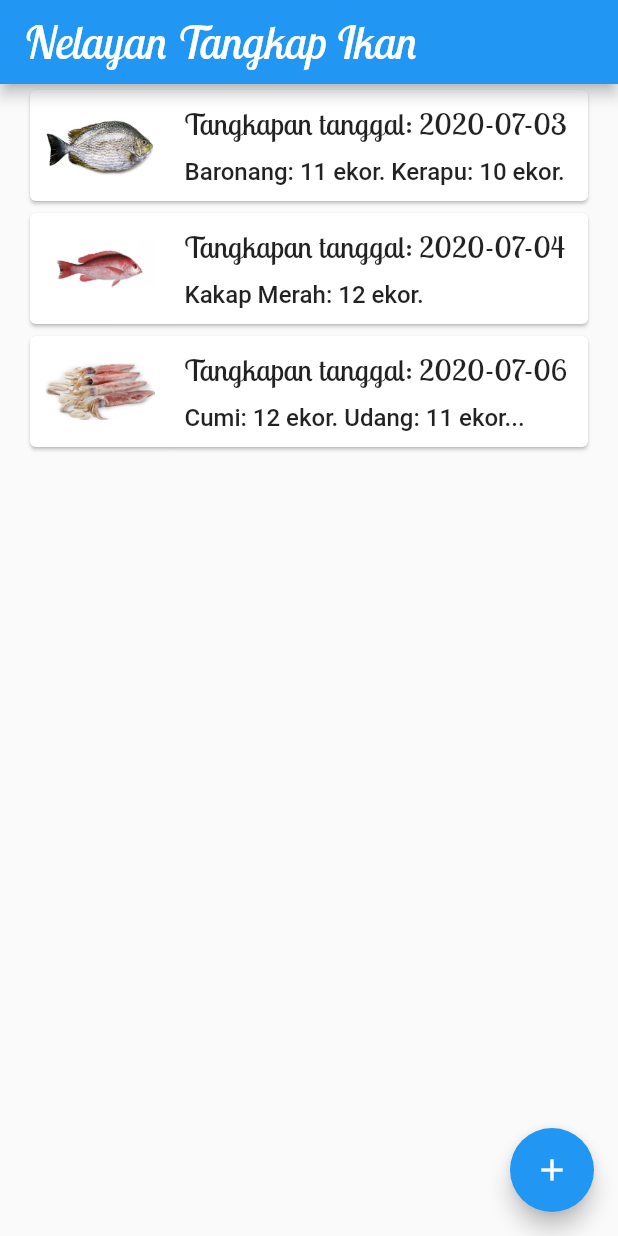
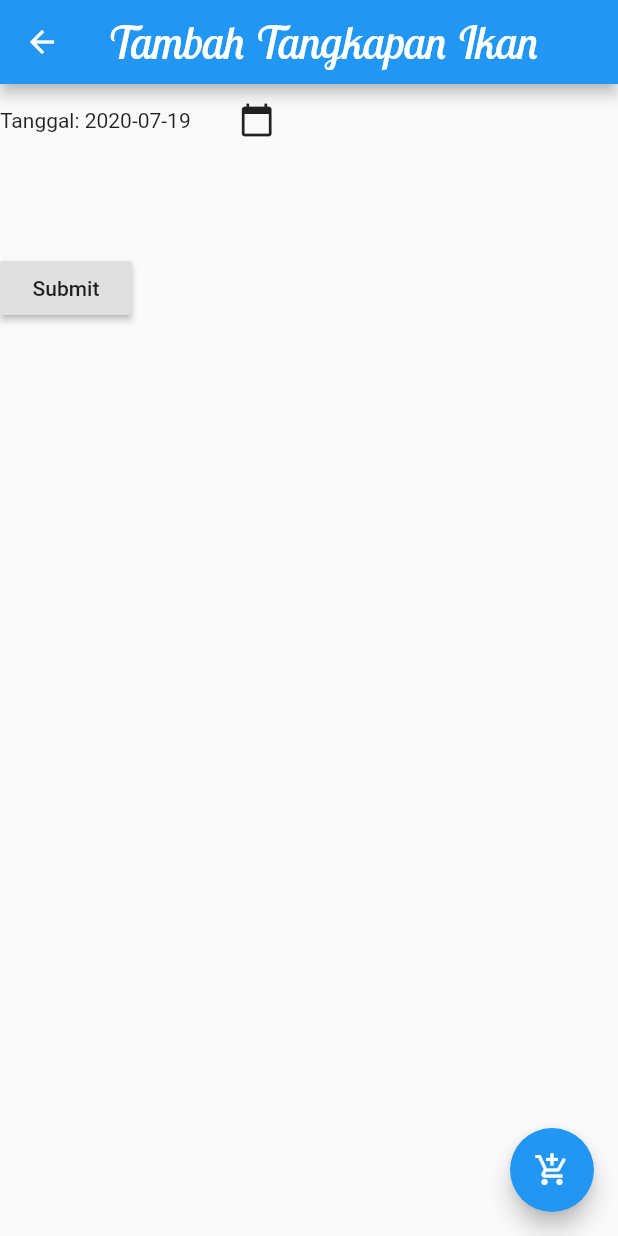
Before and after one commit to oonid/flutter-tangkap-ikan, a Flutter app: the screen it shows after launch, after a tap on the "add" icon, on a phone screen of 412 x 824 dp. Run offline on Flutter 3.47's test engine with Material 2 defaults, Android fonts, the phone set to English and light mode, and no system bars.

Commit message:
menambahkan TambahTangkapanIkanScreen. mengatur Navigasi dari UtamaScreen menggunakan floatingActionButton.

```diff
--- /dev/null
+++ b/lib/screens/tambah_tangkapan_ikan_screen.dart
@@ -0,0 +1,111 @@
+import 'package:flutter/material.dart';
+import 'package:tangkap_ikan/models/tangkapan_ikan.dart';
+
+// halaman untuk menambah data tangkapan ikan pada suatu hari/tanggal
+// merupakan Stateful Widget karena akan berisi formulir
+
+class TambahTangkapanIkanScreen extends StatefulWidget {
+  @override
+  _TambahTangkapanIkanScreenState createState() =>
+      _TambahTangkapanIkanScreenState();
+}
+
+class _TambahTangkapanIkanScreenState extends State<TambahTangkapanIkanScreen> {
+  // membuat key global yang unik untuk mengidentifikasi widget Form dan
+  // juga digunakan untuk dapat melakukan validasi dari form
+
+  // perhatikan bahwa ini `GlobalKey<FormState>`,
+  // bukan GlobalKey<_TambahTangkapanIkanScreenState>
+
+  final _formKey = GlobalKey<FormState>();
+  List<Map<String, Object>> tangkapan = List();
+  DateTime tanggalTerpilih = DateTime.now();
+
+  Future<void> _pilihTanggal(BuildContext context) async {
+    final DateTime terpilih = await showDatePicker(
+        context: context,
+        initialDate: tanggalTerpilih,
+        // membatasi tanggal hanya 30 hari terakhir
+        firstDate: DateTime.now().subtract(Duration(days: 30)),
+        // pilih akhir tanggal adalah hari tersebut
+        lastDate: DateTime.now());
+    if (terpilih != null && terpilih != tanggalTerpilih)
+      setState(() {
+        tanggalTerpilih = terpilih;
+      });
+  }
+
+  @override
+  Widget build(BuildContext context) {
+    return Scaffold(
+      appBar: AppBar(
+        title: const Text('Tambah Tangkapan Ikan',
+            style: TextStyle(
+                fontFamily: 'Lobster_Two',
+                fontStyle: FontStyle.italic,
+                fontSize: 30.0)),
+      ),
+      body: Builder(
+        // menggunakan builder agar bisa memanggil context di Scaffold.of()
+        builder: (context) => Form(
+          key: _formKey,
+          child: Column(
+            crossAxisAlignment: CrossAxisAlignment.start,
+            children: <Widget>[
+              Row(
+                children: [
+                  Text("Tanggal: " +
+                      "${tanggalTerpilih.toLocal()}".split(' ')[0]),
+                  FlatButton(
+                    child: const Icon(Icons.calendar_today),
+                    onPressed: () => _pilihTanggal(context),
+                  )
+                ],
+              ),
+              ConstrainedBox(
+                constraints: BoxConstraints(maxHeight: 256.0, minHeight: 64.0),
+                child: ListView(
+                  shrinkWrap: true,
+                  children: tangkapan.map((m) {
+                    Ikan ikan = m['jenis'];
+                    return Card(
+                      child: Text('~ Ikan ${ikan.nama}: ${m['jumlah']} ekor'),
+                    );
+                  }).toList(),
+                ),
+              ),
+              RaisedButton(
+                onPressed: () {
+                  // validasi akan mengembalikan true jika form valid
+                  if (_formKey.currentState.validate()) {
+                    // form valid, lakukan pemrosesan selanjutnya
+
+                    // panggil save() yang akan membuat masing-masing Form Field
+                    // memanggil onSaved yang terdefinisi
+                    _formKey.currentState.save();
+
+                    // mengembalikan TangkapanIkan karena Screen sebelumnya
+                    // menunggu (awaits) kembalian data dari Navigator.pop
+                    Navigator.pop(
+                        context,
+                        TangkapanIkan(
+                            tanggal: '${tanggalTerpilih.year}-'
+                                '${tanggalTerpilih.month}-'
+                                '${tanggalTerpilih.day}',
+                            tangkapan: tangkapan));
+                  }
+                },
+                child: Text('Submit'),
+              )
+            ],
+          ),
+        ),
+      ),
+      floatingActionButton: FloatingActionButton(
+        child: const Icon(Icons.add_shopping_cart),
+        tooltip: 'Tambah Ikan',
+        onPressed: () {},
+      ),
+    );
+  }
+}
--- a/lib/screens/utama_screen.dart
+++ b/lib/screens/utama_screen.dart
@@ -1,6 +1,7 @@
 import 'package:flutter/material.dart';
 import 'package:tangkap_ikan/models/tangkapan_ikan.dart';
 import 'package:tangkap_ikan/screens/detail_tangkapan_ikan_screen.dart';
+import 'package:tangkap_ikan/screens/tambah_tangkapan_ikan_screen.dart';
 
 // Utama atau Laman, artinya halaman utama (HomeScreen)
 // merupakan Stateful Widget karena nanti ada pengubahan state tangkapanIkanList
@@ -113,11 +114,48 @@ class _UtamaScreenState extends State<UtamaScreen> {
           );
         }).toList(),
       ),
-      floatingActionButton: FloatingActionButton(
-        child: const Icon(Icons.add),
-        tooltip: 'Tambah Tangkapan Ikan',
-        onPressed: () {},
+      floatingActionButton: Builder(
+        // menggunakan builder agar bisa memanggil context di Scaffold.of()
+        builder: (context) => FloatingActionButton(
+          child: const Icon(Icons.add),
+          tooltip: 'Tambah Tangkapan Ikan',
+          onPressed: () => _navigasiTambahkanTangkapanIkan(context),
+        ),
       ),
     );
   }
+
+  // sebuah method yang menampilkan TambahTangkapanIkan dan menunggu (awaits)
+  // hasil TangkapanIkan dari Navigator.pop
+  _navigasiTambahkanTangkapanIkan(BuildContext context) async {
+    // Navigator.push mengembalikan Future yang akan selesai saat pemanggilan
+    // Navigator.pop di TambahTangkapanIkanScreen.
+    final TangkapanIkan result = await Navigator.push(
+      context,
+      MaterialPageRoute(builder: (context) => TambahTangkapanIkanScreen()),
+    );
+
+    if (result != null && result.tangkapan.length > 0) {
+      // hasil TangkapanIkan tidak null dan ada data tangkapannya.
+
+      setState(() {
+        widget.tangkapanIkanList.add(result);
+      });
+
+      // setelah TambahTangkapanIkan mengembalikan hasil, tampilkan kembalian
+      // datanya dengan SnackBar
+
+      Scaffold.of(context)
+        ..removeCurrentSnackBar()
+        ..showSnackBar(
+            SnackBar(content: Text('Tangkapan Tanggal: ${result.tanggal}')));
+    } else {
+      // data kosong, informasikan bahwa tidak ditambahkan
+
+      Scaffold.of(context)
+        ..removeCurrentSnackBar()
+        ..showSnackBar(
+            SnackBar(content: Text('Tangkapan Kosong (tidak ditambahkan).')));
+    }
+  }
 }
```
